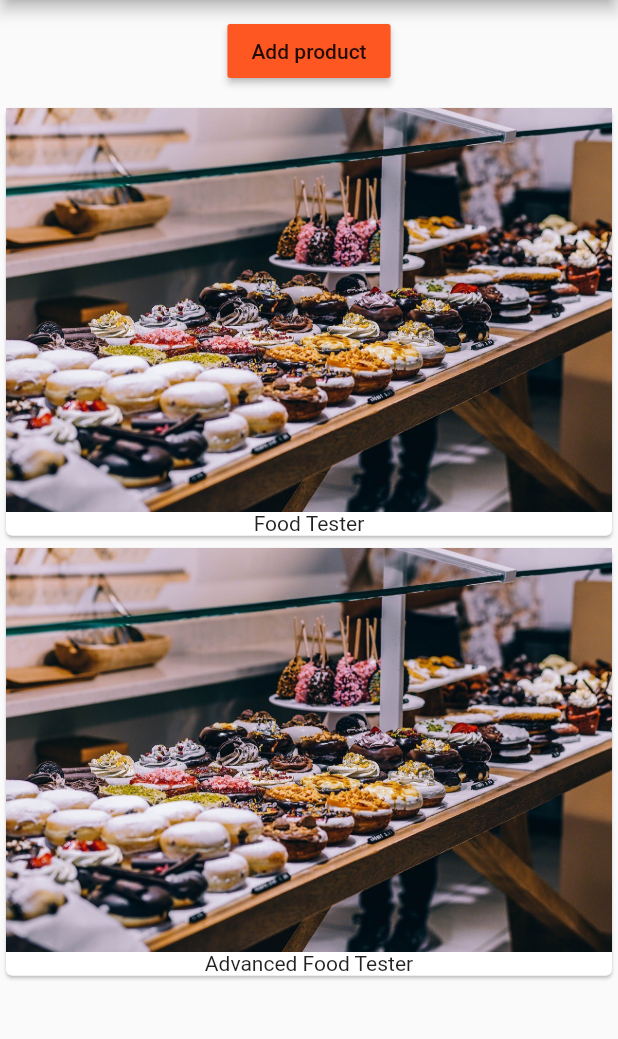
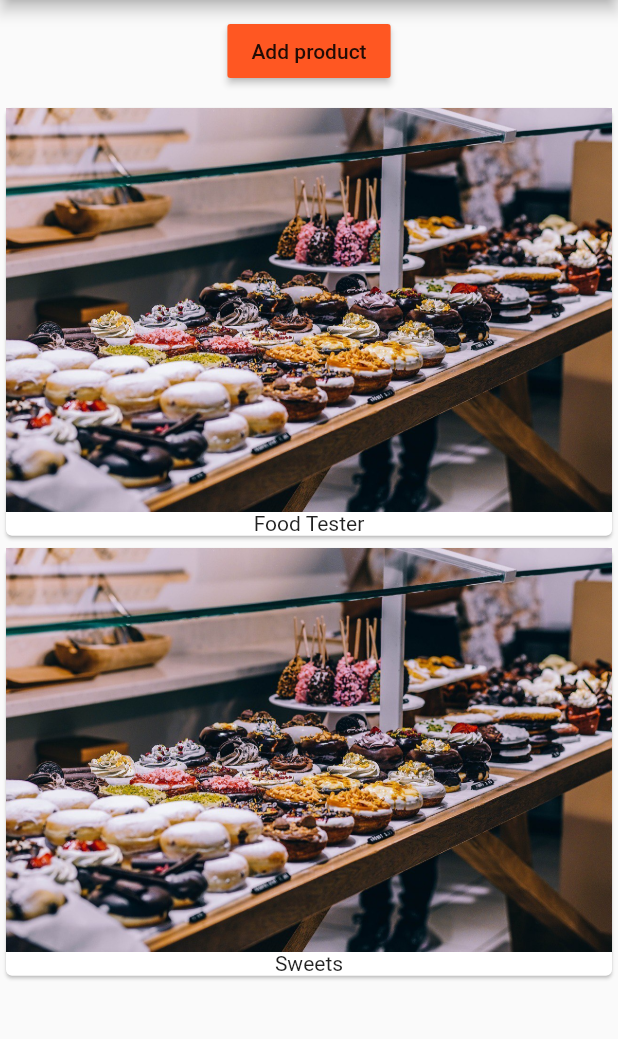
Before and after one commit to vitcool/flutter_course, a Flutter app: the screen it shows after launch, after a tap on "Add product", on a phone screen of 412 x 824 dp, the part 84-1123 px from its top. Run offline on Flutter 3.47's test engine with Material 2 defaults, Android fonts, the phone set to English and light mode, and no system bars.

Commit message:
FC-5: separate product control is added

```diff
--- /dev/null
+++ b/lib/product_control.dart
@@ -0,0 +1,16 @@
+import 'package:flutter/material.dart';
+
+class ProductControl extends StatelessWidget {
+  final Function addProduct;
+  ProductControl(this.addProduct);
+
+  @override
+  Widget build(BuildContext context) {
+    return RaisedButton(
+        color: Theme.of(context).primaryColor,
+        onPressed: () {
+          addProduct('Sweets');
+        },
+        child: Text('Add product'));
+  }
+}
--- a/lib/product_manager.dart
+++ b/lib/product_manager.dart
@@ -1,17 +1,15 @@
 import 'package:flutter/material.dart';
 
 import './products.dart';
+import './product_control.dart';
 
 class ProductManager extends StatefulWidget {
   final String startingProduct;
 
-  ProductManager({this.startingProduct = 'Sweets Tester'}) {
-    print('[ProductManager Widget] Constructor');
-  }
+  ProductManager({this.startingProduct = 'Sweets Tester'});
 
   @override
   State<StatefulWidget> createState() {
-    print('[ProductManager Widget] createState');
     return _ProductManagerState();
   }
 }
@@ -19,27 +17,25 @@ class ProductManager extends StatefulWidget {
 class _ProductManagerState extends State<ProductManager> {
   List<String> _products = [];
 
+  void _addProduct(String product) {
+    setState(() {
+      _products.add(product);
+    });
+  }
+
   @override
   void initState() {
-    print('[_ProductManager State] initState');
     super.initState();
     _products.add(widget.startingProduct);
   }
 
   @override
   Widget build(BuildContext context) {
-    print('[_ProductManager State] build');
     return Column(children: [
       Container(
-          margin: EdgeInsets.all(10.0),
-          child: RaisedButton(
-              color: Theme.of(context).primaryColor,
-              onPressed: () {
-                setState(() {
-                  _products.add('Advanced Food Tester');
-                });
-              },
-              child: Text('Add product'))),
+        margin: EdgeInsets.all(10.0),
+        child: ProductControl(_addProduct),
+      ),
       Products(_products)
     ]);
   }
--- a/lib/products.dart
+++ b/lib/products.dart
@@ -3,13 +3,10 @@ import 'package:flutter/material.dart';
 class Products extends StatelessWidget {
   final List<String> products;
 
-  Products([this.products = const []]) {
-    print('[ProductsWidget] Constructor');
-  }
+  Products([this.products = const []]);
 
   @override
   Widget build(BuildContext context) {
-    print('[ProductsWidget] build');
     return Column(
         children: products
             .map((element) => Card(
```
